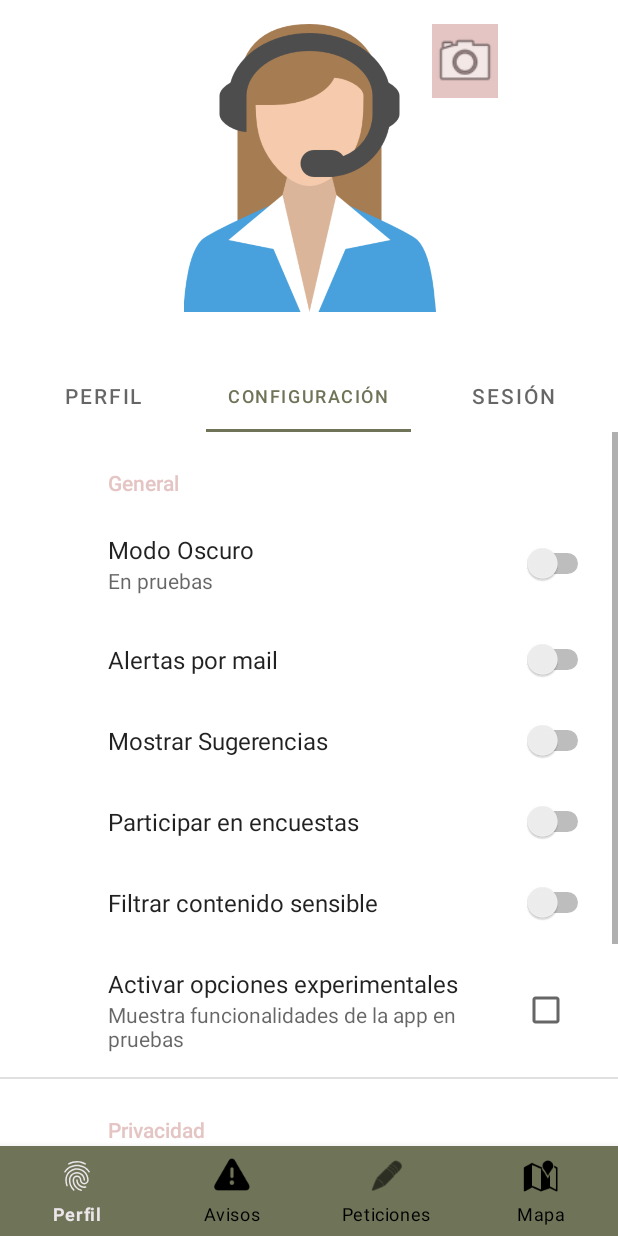
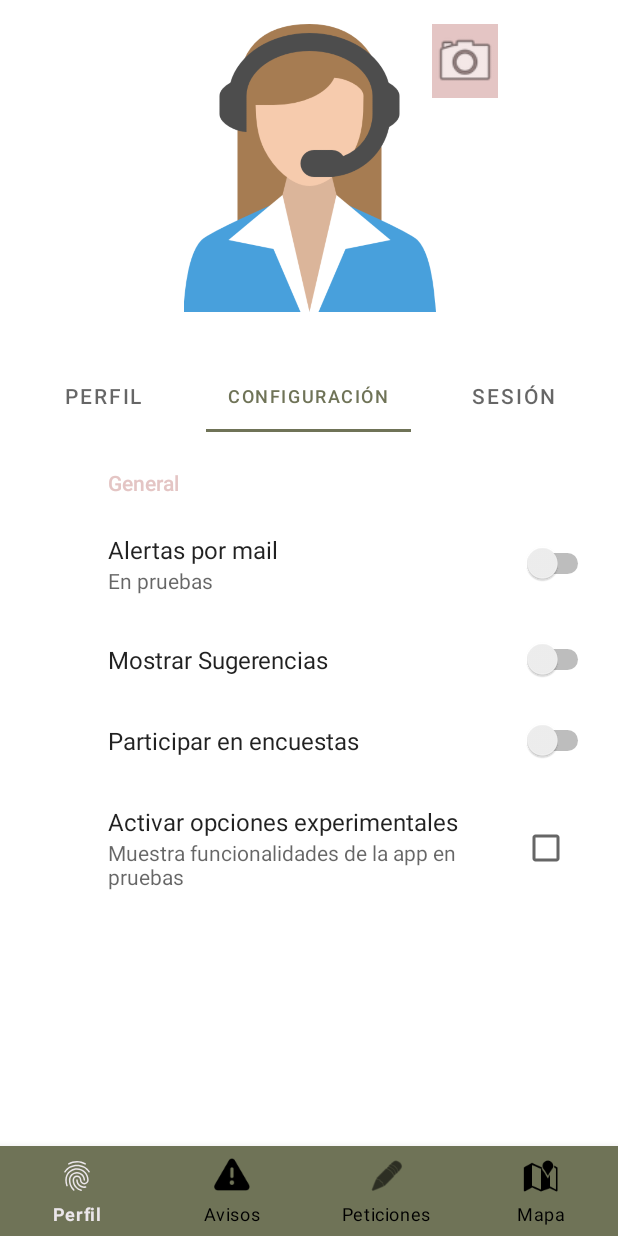
Before and after one commit to Ivan-Montes/IvanMontes_PFC, an Android app: the screen it shows after launch once a user with an empty profile is signed in (ProfileActivity), tab 2 chosen, on a phone screen of 412 x 824 dp. Run offline under Robolectric (Android 15) with nearby library versions, the phone set to English and light mode, and no system bars; our stand-ins replace Firebase (no records; nobody signed in at launch, a user with empty details on screens opened directly), androidx.preference; pictures from the network do not load.

Commit message:
Minor changes

```diff
--- a/app/src/main/java/com/pfc/activities/ProfileActivity.java
+++ b/app/src/main/java/com/pfc/activities/ProfileActivity.java
@@ -46,6 +46,26 @@ import java.util.UUID;
 public class ProfileActivity extends AppCompatActivity {
 
     private String email = "";
+    //Field for pickPhoto() where the photo is saved
+    private Uri imageUri;
+    //Launcher and Callback for photo intent
+    private final ActivityResultLauncher<Intent> startCamera = registerForActivityResult(
+            new ActivityResultContracts.StartActivityForResult(),
+            new ActivityResultCallback<ActivityResult>() {
+                @Override
+                public void onActivityResult(ActivityResult result) {
+                    if (result.getResultCode() == RESULT_OK) {
+
+                        if (imageUri != null){
+                            ImageView ivAvatar = findViewById(R.id.ivAvatar);
+                            ivAvatar.setImageURI(imageUri);
+                            ivAvatar.setAdjustViewBounds(true);
+                            uploadAvatarToFirebase();
+                            saveAvatarLocalPathInSharedPref(imageUri);
+                        }
+                    }
+                }
+            });
 
     @Override
     protected void onCreate(Bundle savedInstanceState) {
@@ -62,14 +82,12 @@ public class ProfileActivity extends AppCompatActivity {
         }
 
         init();
-
     }
 
     private void init(){
         confNavBottonInProfileActivity();
         eventPhotoOnClick();
         confTabs();
-        //downAvatarFromFirebaseToMem();
         DoIHaveAnAvatar();
     }
 
@@ -130,7 +148,6 @@ public class ProfileActivity extends AppCompatActivity {
                 }
                 break;
         }
-
     }
 
     /*
@@ -176,26 +193,6 @@ public class ProfileActivity extends AppCompatActivity {
                                                     Constants.COD_REQUEST_ARRAY_PERMISSION_AVATAR);
         }
     }
-    //Field for pickPhoto() where the photo is saved
-    private Uri imageUri;
-    //Launcher and Callback for photo intent
-    ActivityResultLauncher<Intent> startCamera = registerForActivityResult(
-            new ActivityResultContracts.StartActivityForResult(),
-            new ActivityResultCallback<ActivityResult>() {
-                @Override
-                public void onActivityResult(ActivityResult result) {
-                    if (result.getResultCode() == RESULT_OK) {
-
-                        if (imageUri != null){
-                            ImageView ivAvatar = findViewById(R.id.ivAvatar);
-                            ivAvatar.setImageURI(imageUri);
-                            ivAvatar.setAdjustViewBounds(true);
-                            uploadAvatarToFirebase();
-                            saveAvatarLocalPathInSharedPref(imageUri);
-                        }
-                    }
-                }
-            });
 
     private void saveAvatarLocalPathInSharedPref(@NonNull Uri imageUri){
         SharedPreferences sharedPreferences = getSharedPreferences(email,MODE_PRIVATE);
--- a/app/src/main/java/com/pfc/activities/RequestActivity.java
+++ b/app/src/main/java/com/pfc/activities/RequestActivity.java
@@ -6,7 +6,9 @@ import android.content.pm.PackageManager;
 import android.location.LocationManager;
 import android.os.Bundle;
 import android.util.Log;
+import android.view.View;
 import android.widget.Button;
+import android.widget.ProgressBar;
 
 import androidx.annotation.NonNull;
 import androidx.appcompat.app.AppCompatActivity;
@@ -52,6 +54,7 @@ public class RequestActivity extends AppCompatActivity {
     private String email;
     private GeoPoint ubik;
     private static final String TAG = "RequestActivity";
+    private ProgressBar progressBarReq;
 
     @Override
     protected void onCreate(Bundle savedInstanceState) {
@@ -64,7 +67,7 @@ public class RequestActivity extends AppCompatActivity {
         if (b != null) {
             email = b.getString("Email", "The Void");
         }
-
+        progressBarReq = findViewById(R.id.progressBarReq);
         init();
     }
 
@@ -128,6 +131,7 @@ public class RequestActivity extends AppCompatActivity {
     }
 
     private void showMeTheList(List<Request> listReq) {
+        progressBarReq.setVisibility(View.GONE);
         //Consumer as interface listener
         Consumer<Request> consumerReq = r -> new DetailRequestFragment(r).show(getSupportFragmentManager(), TAG);
         ReqAdapter reqAdapter = new ReqAdapter(listReq,consumerReq);
--- a/app/src/main/java/com/pfc/ui/profiletabs/ProfileFragment.java
+++ b/app/src/main/java/com/pfc/ui/profiletabs/ProfileFragment.java
@@ -10,6 +10,7 @@ import android.view.LayoutInflater;
 import android.view.View;
 import android.view.ViewGroup;
 import android.widget.EditText;
+import android.widget.ProgressBar;
 
 import com.pfc.R;
 import com.pfc.db.DbLittleHelper;
@@ -26,6 +27,7 @@ public class ProfileFragment extends Fragment {
 
     private final String email;
     private View viewFragment;
+    private ProgressBar progressBarProfile;
 
     public ProfileFragment(String email){
         this.email = email;
@@ -39,7 +41,7 @@ public class ProfileFragment extends Fragment {
     @Override
     public View onCreateView(LayoutInflater inflater, ViewGroup container, Bundle savedInstanceState) {
         viewFragment = inflater.inflate(R.layout.fragment_profile, container, false);
-
+        progressBarProfile = viewFragment.findViewById(R.id.progressBarProfile);
         init();
 
         return viewFragment;
@@ -64,6 +66,7 @@ public class ProfileFragment extends Fragment {
             db.getUser(email, new FirestoreCallbackUser() {
                 @Override
                 public void onCallback(User user) {
+                    progressBarProfile.setVisibility(View.GONE);
                     EditText etCity = viewFragment.findViewById(R.id.etCity);
                     etCity.setText(user.getCity() );
                     EditText etPhone = viewFragment.findViewById(R.id.etPhone);
@@ -93,7 +96,6 @@ public class ProfileFragment extends Fragment {
         DialogFragRequestSimpleData df = new DialogFragRequestSimpleData();
         df.setArguments(bPack);
         df.show(getChildFragmentManager(), DialogFragRequestSimpleData.TAG);
-
     }
 
     private void requestNewInputValueForPhone(){
@@ -106,9 +108,7 @@ public class ProfileFragment extends Fragment {
         DialogFragRequestSimpleData df = new DialogFragRequestSimpleData();
         df.setArguments(bPack);
         df.show(getChildFragmentManager(), DialogFragRequestSimpleData.TAG);
-
     }
-
 
     private void manageResultsFromChildFragments(){
 
--- a/app/src/main/java/com/pfc/ui/profiletabs/ProfileTabFragmentFactory.java
+++ b/app/src/main/java/com/pfc/ui/profiletabs/ProfileTabFragmentFactory.java
@@ -19,7 +19,7 @@ public class ProfileTabFragmentFactory {
                 return new ProfileFragment(email);
 
             case SETTINGSFRAGMENT:
-                return new SettingsFragment(email);
+                return new SettingsFragment();
 
             case SESIONFRAGMENT:
                 return new SesionFragment();
--- a/app/src/main/java/com/pfc/ui/profiletabs/SettingsFragment.java
+++ b/app/src/main/java/com/pfc/ui/profiletabs/SettingsFragment.java
@@ -12,14 +12,6 @@ import com.pfc.R;
 
 public class SettingsFragment extends Fragment {
 
-
-    private final String email;
-    private View viewFragment;
-
-    public SettingsFragment(String email){
-        this.email = email;
-    }
-
     @Override
     public void onCreate(Bundle savedInstanceState) {
         super.onCreate(savedInstanceState);
@@ -27,7 +19,7 @@ public class SettingsFragment extends Fragment {
 
     @Override
     public View onCreateView(LayoutInflater inflater, ViewGroup container, Bundle savedInstanceState) {
-        viewFragment = inflater.inflate(R.layout.fragment_settings, container, false);
+        View viewFragment = inflater.inflate(R.layout.fragment_settings, container, false);
 
         init();
 
@@ -43,8 +35,6 @@ public class SettingsFragment extends Fragment {
                 .beginTransaction()
                 .replace(R.id.flExtra, new SettingsPreferenceFragment())
                 .commit();
-
     }
 
-
 }//End
--- a/app/src/main/java/com/pfc/ui/profiletabs/SettingsPreferenceFragment.java
+++ b/app/src/main/java/com/pfc/ui/profiletabs/SettingsPreferenceFragment.java
@@ -1,8 +1,10 @@
 package com.pfc.ui.profiletabs;
 
 import android.os.Bundle;
+
+import androidx.preference.PreferenceFragmentCompat;
+
 import com.pfc.R;
-import androidx.preference.PreferenceFragmentCompat;
 
 public class SettingsPreferenceFragment extends PreferenceFragmentCompat {
     //https://www.geeksforgeeks.org/how-to-implement-preferences-settings-screen-in-android/
@@ -14,9 +16,8 @@ public class SettingsPreferenceFragment extends PreferenceFragmentCompat {
     }
 
    @Override
-    public void onCreatePreferences(Bundle savedInstanceState, String rootKey) {}
+    public void onCreatePreferences(Bundle savedInstanceState, String rootKey) {
 
-
-
+   }
 
 }//End
--- a/app/src/main/res/xml/settings_preference_fragment.xml
+++ b/app/src/main/res/xml/settings_preference_fragment.xml
@@ -6,13 +6,9 @@
 
         <SwitchPreference
             android:defaultValue="false"
-            android:key="dark_mode"
-            android:title="@string/mod_osc"
+            android:key="switch_preference_1"
+            android:title="@string/mail_alert"
             app:summary="@string/testing" />
-        <SwitchPreference
-            android:defaultValue="false"
-            android:key="switch_preference_1"
-            android:title="@string/mail_alert" />
         <SwitchPreference
             android:defaultValue="false"
             android:key="suggs"
@@ -21,10 +17,6 @@
             android:defaultValue="false"
             android:key="polls"
             android:title="@string/polls" />
-        <SwitchPreference
-            android:defaultValue="false"
-            android:key="filtcont"
-            android:title="@string/filter_cont" />
         <CheckBoxPreference
             android:defaultValue="false"
             android:key="actbeta"
@@ -33,25 +25,5 @@
 
     </PreferenceCategory>
 
-    <PreferenceCategory android:title="@string/priva">
-
-        <ListPreference
-            android:defaultValue="1"
-            android:entries="@array/profile_privacy"
-            android:entryValues="@array/profile_privacy_values"
-            android:key="profile_priv"
-            android:summary="@string/press"
-            android:title="@string/profile_priv" />
-        <SwitchPreference
-            android:defaultValue="false"
-            android:key="anuncios"
-            android:title="@string/anuncios" />
-        <SwitchPreference
-            android:defaultValue="false"
-            android:key="cesiondatos"
-            android:title="@string/cesion_datos" />
-
-    </PreferenceCategory>
-
 
 </PreferenceScreen>
```
Also changed, not shown: app/src/main/java/com/pfc/activities/WarnActivity.java (+6 -3 lines), app/src/main/res/layout/activity_request.xml (+12 -0 lines), app/src/main/res/layout/activity_warn.xml (+10 -0 lines), app/src/main/res/layout/fragment_profile.xml (+10 -0 lines).
